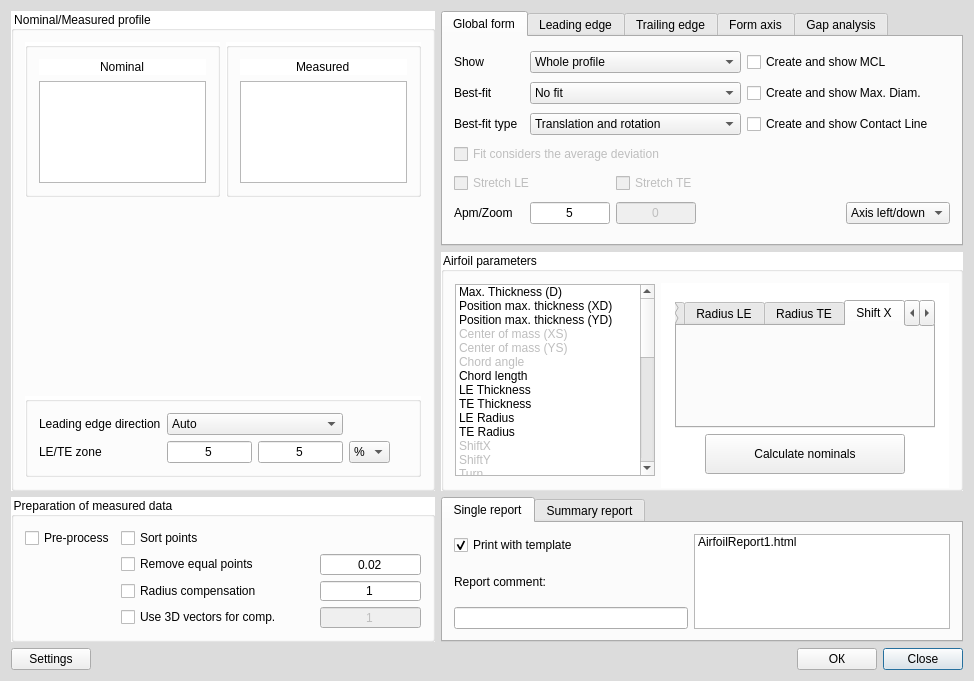
Before: the Qt Designer form curve/turbinedialog.ui in SoloMainDeveloper/TurbineQC, drawn with Qt 5.
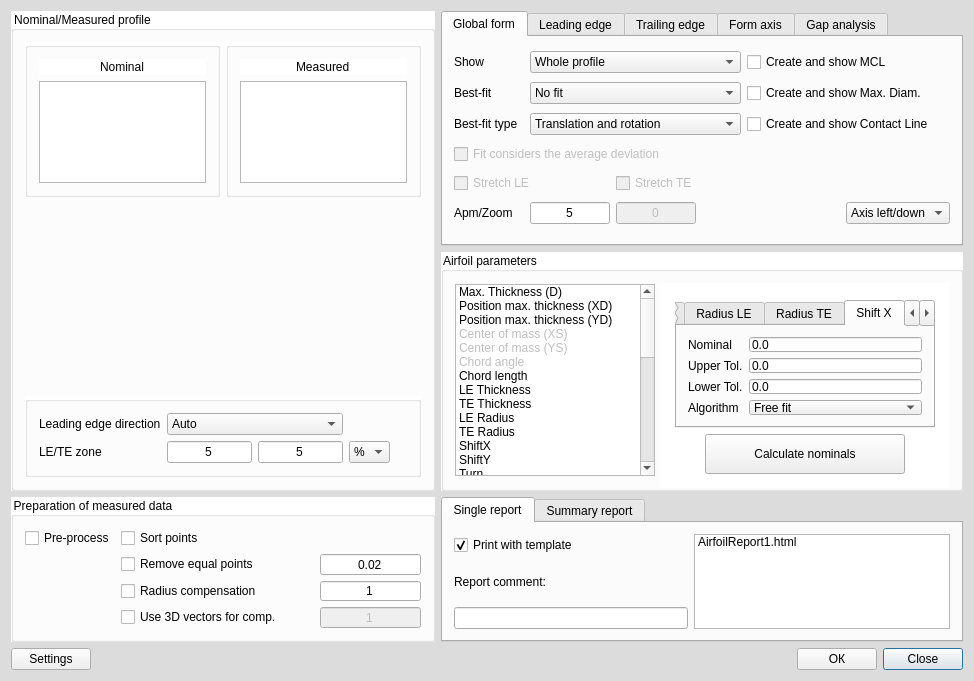
After: the same form once the commit is applied. The open tabs and pages were chosen to show the change.

Commit message: Реализованы новые параметры лопатки ShiftX, ShiftY, Turn, унаследованные от ITurbineTransformParameter

Patch:
```diff
--- a/curve/turbinedialog.ui
+++ b/curve/turbinedialog.ui
@@ -1273,9 +1273,6 @@
          <property name="checkState">
           <enum>Unchecked</enum>
          </property>
-         <property name="flags">
-          <set>ItemIsSelectable|ItemIsDragEnabled|ItemIsUserCheckable</set>
-         </property>
         </item>
         <item>
          <property name="text">
@@ -1284,9 +1281,6 @@
          <property name="checkState">
           <enum>Unchecked</enum>
          </property>
-         <property name="flags">
-          <set>ItemIsSelectable|ItemIsDragEnabled|ItemIsUserCheckable</set>
-         </property>
         </item>
         <item>
          <property name="text">
@@ -1295,9 +1289,6 @@
          <property name="checkState">
           <enum>Unchecked</enum>
          </property>
-         <property name="flags">
-          <set>ItemIsSelectable|ItemIsDragEnabled|ItemIsUserCheckable</set>
-         </property>
         </item>
         <item>
          <property name="text">
@@ -2028,6 +2019,74 @@
             <attribute name="title">
              <string>Shift X</string>
             </attribute>
+            <layout class="QFormLayout" name="formLayout">
+             <item row="0" column="0">
+              <widget class="QLabel" name="labelShiftXNominal">
+               <property name="text">
+                <string>Nominal</string>
+               </property>
+              </widget>
+             </item>
+             <item row="0" column="1">
+              <widget class="QLineEdit" name="nominalShiftX">
+               <property name="text">
+                <string>0.0</string>
+               </property>
+               <property name="readOnly">
+                <bool>false</bool>
+               </property>
+              </widget>
+             </item>
+             <item row="1" column="0">
+              <widget class="QLabel" name="labelShiftXUT">
+               <property name="text">
+                <string>Upper Tol.</string>
+               </property>
+              </widget>
+             </item>
+             <item row="1" column="1">
+              <widget class="QLineEdit" name="upperTolShiftX">
+               <property name="text">
+                <string>0.0</string>
+               </property>
+              </widget>
+             </item>
+             <item row="2" column="0">
+              <widget class="QLabel" name="labelShiftXLT">
+               <property name="text">
+                <string>Lower Tol.</string>
+               </property>
+              </widget>
+             </item>
+             <item row="2" column="1">
+              <widget class="QLineEdit" name="lowerTolShiftX">
+               <property name="text">
+                <string>0.0</string>
+               </property>
+              </widget>
+             </item>
+             <item row="3" column="0">
+              <widget class="QLabel" name="labelShiftXAlgorithm">
+               <property name="text">
+                <string>Algorithm</string>
+               </property>
+              </widget>
+             </item>
+             <item row="3" column="1">
+              <widget class="QComboBox" name="algorithmShiftX">
+               <item>
+                <property name="text">
+                 <string>Free fit</string>
+                </property>
+               </item>
+               <item>
+                <property name="text">
+                 <string>Constrained fit</string>
+                </property>
+               </item>
+              </widget>
+             </item>
+            </layout>
            </widget>
            <widget class="QWidget" name="shiftYTab">
             <attribute name="title">
```
Left out of the diff: 146 changed lines with no effect on the pictures. The commit also changes 14 other files.
